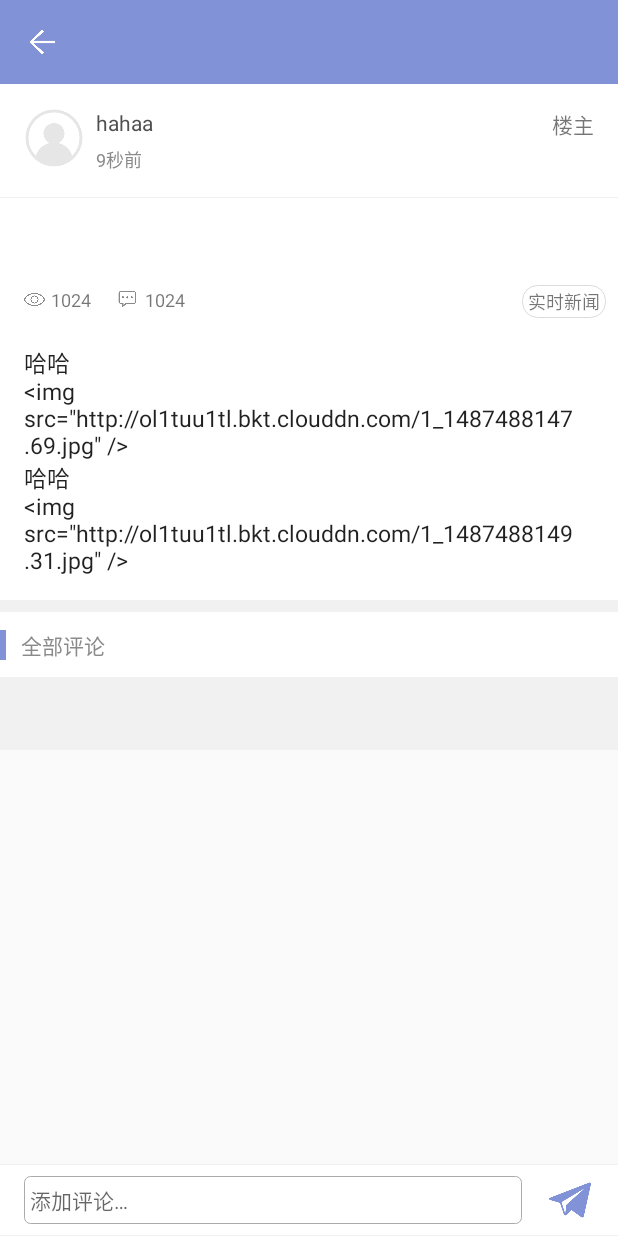
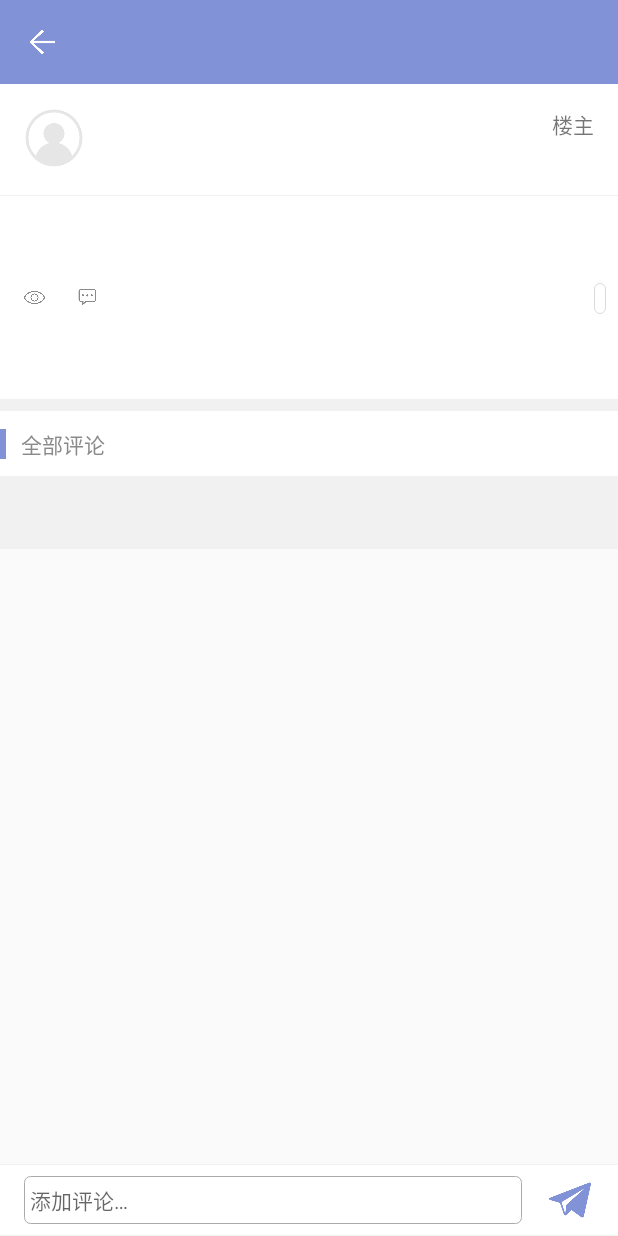
Before and after one commit to Runly/RiForum-Android, an Android app: the DetailActivity screen opened directly, with no data from a screen before it, on a phone screen of 412 x 824 dp. Run offline under Robolectric (Android 15) with nearby library versions, the light colour scheme and no system bars; libraries missing offline, so code that uses them is left out: rx.android.schedulers, rx.schedulers; pictures from the network do not load; 2 statements that could not run were skipped.

Commit message:
no message

```diff
--- a/app/src/main/java/com/github/runly/riforum_android/interfaces/OnCommentedListener.java
+++ b/app/src/main/java/com/github/runly/riforum_android/interfaces/OnCommentedListener.java
@@ -7,5 +7,5 @@ import com.github.runly.riforum_android.model.Comment;
  */
 
 public interface OnCommentedListener {
-    void onCommentes(Comment comment, int position);
+    void onCommented(Comment comment, int position);
 }
--- a/app/src/main/java/com/github/runly/riforum_android/ui/activity/DetailActivity.java
+++ b/app/src/main/java/com/github/runly/riforum_android/ui/activity/DetailActivity.java
@@ -13,7 +13,6 @@ import android.support.v4.content.ContextCompat;
 import android.support.v7.widget.LinearLayoutManager;
 import android.support.v7.widget.RecyclerView;
 import android.text.TextUtils;
-import android.util.Log;
 import android.view.Gravity;
 import android.view.View;
 import android.view.ViewGroup;
@@ -36,7 +35,6 @@ import com.github.runly.riforum_android.retrofit.RetrofitFactory;
 import com.github.runly.riforum_android.ui.adapter.DetailAdapter;
 import com.github.runly.riforum_android.ui.application.App;
 import com.github.runly.riforum_android.ui.view.CircularImageView;
-import com.github.runly.riforum_android.ui.view.CommentDialog;
 import com.github.runly.riforum_android.ui.view.TopBar;
 import com.github.runly.riforum_android.utils.ToastUtil;
 import com.github.runly.riforum_android.utils.TxtUtils;
@@ -232,7 +230,7 @@ public class DetailActivity extends BaseActivity implements View.OnClickListener
                 .subscribe(response -> {
                     if ("1".equals(response.code)) {
                         commentList.add(response.data);
-                        InputMethodManager imm = (InputMethodManager)getSystemService(Context.INPUT_METHOD_SERVICE);
+                        InputMethodManager imm = (InputMethodManager) getSystemService(Context.INPUT_METHOD_SERVICE);
                         boolean isOpen=imm.isActive();//isOpen若返回true，则表示输入法打开
                         recyclerView.getAdapter().notifyItemChanged(commentList.size());
                         recyclerView.scrollToPosition(commentList.size());
--- a/app/src/main/java/com/github/runly/riforum_android/ui/adapter/ChooseRecyclerAdapter.java
+++ b/app/src/main/java/com/github/runly/riforum_android/ui/adapter/ChooseRecyclerAdapter.java
@@ -62,7 +62,7 @@ public class ChooseRecyclerAdapter extends RecyclerView.Adapter<RecyclerView.Vie
         WeakReference<View> viewWeakReference;
         TextView mItemTextView;
 
-        public ViewHolder(final View parent) {
+        ViewHolder(final View parent) {
             super(parent);
             mItemTextView = (TextView) parent.findViewById(R.id.itemTextView);
             viewWeakReference = new WeakReference<>(parent);
--- a/app/src/main/java/com/github/runly/riforum_android/ui/adapter/DetailAdapter.java
+++ b/app/src/main/java/com/github/runly/riforum_android/ui/adapter/DetailAdapter.java
@@ -123,7 +123,7 @@ public class DetailAdapter extends RecyclerView.Adapter<RecyclerView.ViewHolder>
                             InputMethodManager imm = (InputMethodManager) mContext.getSystemService(Context.INPUT_METHOD_SERVICE);
                             imm.toggleSoftInput(0, InputMethodManager.SHOW_FORCED);
                         });
-                        onCommentedListener.onCommentes(itemData, position);
+                        onCommentedListener.onCommented(itemData, position);
                     });
                 }
 
--- a/app/src/main/java/com/github/runly/riforum_android/ui/adapter/RecommendAdapter.java
+++ b/app/src/main/java/com/github/runly/riforum_android/ui/adapter/RecommendAdapter.java
@@ -81,7 +81,8 @@ public class RecommendAdapter extends RecyclerView.Adapter<RecyclerView.ViewHold
             return new ViewHolder(mFooterView);
         }
 
-        final View view = LayoutInflater.from(parent.getContext()).inflate(R.layout.recycler_entry_item, parent, false);
+        final View view = LayoutInflater.from(parent.getContext())
+                .inflate(R.layout.recycler_entry_item, parent, false);
 
         return new ViewHolder(view);
     }
--- a/app/src/main/res/layout/activity_release.xml
+++ b/app/src/main/res/layout/activity_release.xml
@@ -43,7 +43,6 @@
                     android:layout_marginStart="8dp"
                     android:background="@drawable/release_plate_text_border"
                     android:padding="2dp"
-                    android:text="新闻"
                     android:textSize="12sp" />
 
             </LinearLayout>
--- a/app/src/main/res/layout/layout_entry_detail.xml
+++ b/app/src/main/res/layout/layout_entry_detail.xml
@@ -26,7 +26,6 @@
             android:layout_marginTop="16dp"
             android:layout_marginStart="8dp"
             android:layout_toEndOf="@+id/detail_user_avatar"
-            android:text="hahaa"
             android:textColor="@color/gray_505050"
             android:textSize="14sp" />
 
@@ -38,7 +37,6 @@
             android:layout_marginStart="8dp"
             android:layout_marginTop="6dp"
             android:layout_toEndOf="@id/detail_user_avatar"
-            android:text="9秒前"
             android:textColor="@color/gray_8a8a8a"
             android:textSize="12sp" />
 
@@ -50,7 +48,7 @@
             android:layout_marginEnd="16dp"
             android:layout_marginBottom="8dp"
             android:layout_marginTop="16dp"
-            android:text="楼主" />
+            android:text="@string/floor_master" />
 
     </RelativeLayout>
 
@@ -83,7 +81,6 @@
         android:layout_below="@+id/detail_title"
         android:layout_marginStart="16dp"
         android:layout_marginTop="8dp"
-        android:layout_toEndOf="@+id/time_linear"
         android:gravity="center_vertical"
         android:orientation="horizontal">
 
@@ -99,7 +96,6 @@
             android:layout_width="wrap_content"
             android:layout_height="wrap_content"
             android:layout_marginStart="4dp"
-            android:text="1024"
             android:textSize="12sp" />
 
     </LinearLayout>
@@ -127,7 +123,6 @@
             android:layout_width="wrap_content"
             android:layout_height="wrap_content"
             android:layout_marginStart="4dp"
-            android:text="1024"
             android:textSize="12sp" />
 
     </LinearLayout>
@@ -146,8 +141,7 @@
         android:paddingEnd="4dp"
         android:paddingStart="4dp"
         android:paddingTop="2dp"
-        android:textSize="12sp"
-        android:text="实时新闻" />
+        android:textSize="12sp" />
 
         <com.github.runly.richedittext.RichEditText
             android:id="@+id/detail_content"
@@ -159,7 +153,6 @@
             android:layout_marginTop="20dp"
             android:background="@null"
             android:textSize="15sp"
-            android:text="@string/content_test"
             />
 
 </RelativeLayout>
--- a/app/src/main/res/layout/layout_navigation.xml
+++ b/app/src/main/res/layout/layout_navigation.xml
@@ -1,6 +1,5 @@
 <RelativeLayout xmlns:android="http://schemas.android.com/apk/res/android"
     xmlns:tools="http://schemas.android.com/tools"
-    xmlns:app="http://schemas.android.com/apk/res-auto"
     android:orientation="vertical"
     android:layout_width="304dp"
     android:layout_height="match_parent"
--- a/app/src/main/res/layout/view_comment_bar.xml
+++ b/app/src/main/res/layout/view_comment_bar.xml
@@ -18,7 +18,7 @@
         android:layout_centerVertical="true"
         android:layout_marginStart="14dp"
         android:textColor="@color/gray_8a8a8a"
-        android:text="全部评论" />
+        android:text="@string/all_comment" />
 
     <TextView
         android:layout_width="match_parent"
--- a/app/src/main/res/values/strings.xml
+++ b/app/src/main/res/values/strings.xml
@@ -59,6 +59,9 @@
     <string name="time_ago_year">1年前</string>
     <string name="time_ago_years">%1$d年前</string>
 
+    <string name="floor_master">楼主</string>
+
+    <string name="all_comment">全部评论</string>
     <string name="comment_hint">添加评论…</string>
     <string name="comment_empty">评论不能为空</string>
     <string name="comment_failed">评论失败，请重试</string>
```
Also changed, not shown: app/src/main/res/layout/no_use.xml (deleted, +0 -52 lines), app/src/main/res/layout/recycler_entry_item.xml (+0 -7 lines).
